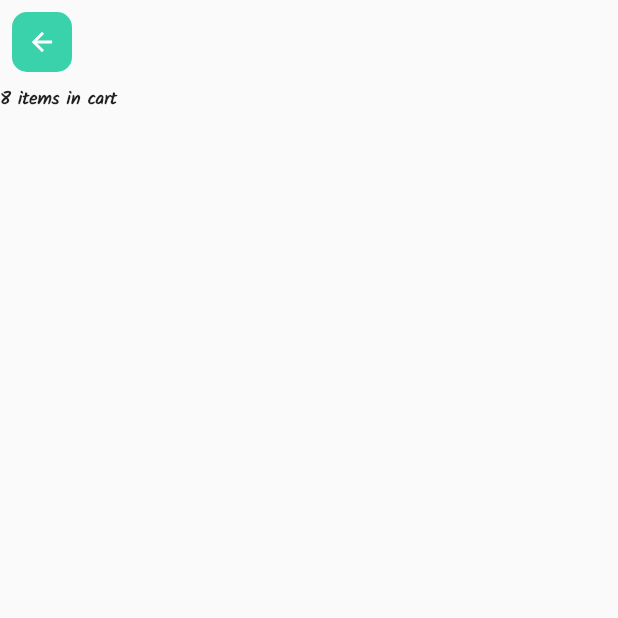
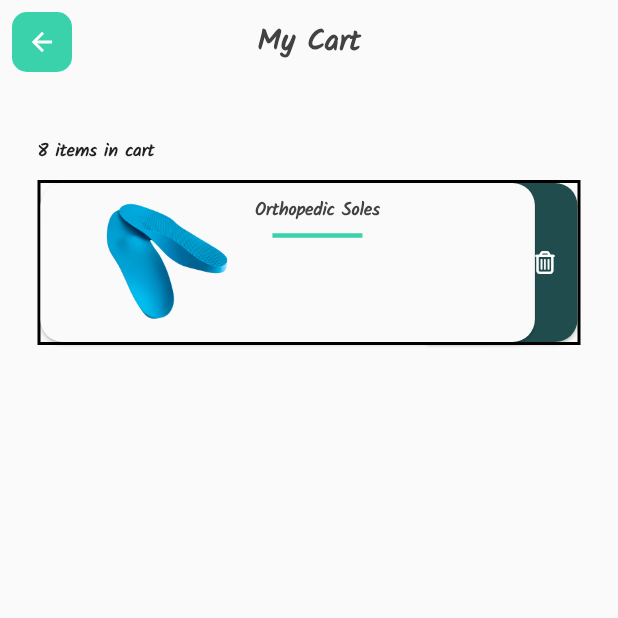
Before and after one commit to Kevin-Halll/pharmacy_store, a Flutter app: the Cart screen opened by its route, on a phone screen of 412 x 824 dp, the top half of it. Run offline on Flutter 3.47's test engine with Material 2 defaults, Android fonts, the phone set to English and light mode, and no system bars; our stand-ins replace font_awesome_flutter.

Commit message:
cart item cards

```diff
--- a/lib/screens/cart-screen.dart
+++ b/lib/screens/cart-screen.dart
@@ -1,4 +1,5 @@
 import 'package:flutter/material.dart';
+import 'package:font_awesome_flutter/font_awesome_flutter.dart';
 import 'package:pharmacy_store/utils/colors.dart';
 import 'package:pharmacy_store/utils/text.dart';
 
@@ -28,20 +29,118 @@ class Cart extends StatelessWidget {
             ),
           ),
         ),
+        centerTitle: true,
+        title: TextLG(text: "My Cart", color: Paints.darkGrey,),
       ),
 
       body: SingleChildScrollView(
+        child: Padding(
+          padding: const EdgeInsets.all(25.0),
           child: Column(
             children: [
-            Row(
+              Padding(
+                padding: const EdgeInsets.symmetric(vertical: 10.0),
+                child: Row(
                   children: [
                     TextMD(text: "8 items in cart"),
 
+                  ],
+                ),
+              ),
+              SingleChildScrollView(
+                child: Column(
+                  children: [
+                    Container(
+                      width: double.infinity,
+                      height: 110,
+                      decoration: BoxDecoration(
+                        border: Border.all(color: Colors.black, width: 2),
+                      ),
+                      child: Stack(
+                        children: [
+                          GestureDetector(
+                             onTap: (){
+                                print("you tried to delete");
+                             },
+                            child: Row(
+                               mainAxisAlignment: MainAxisAlignment.end,
+                              children: [
+                                Column(
+                                  children: [
+                                    Expanded(
+                                      child: SizedBox(
+                                         width: 100,
+                                        child: Material(
+                                           elevation: 1,
+                                          color: Paints.primaryColor,
+                                          borderRadius: BorderRadius.only(topRight: Radius.circular(15), bottomRight: Radius.circular(15)),
+                                          // child: Icon(Icons.delete),
+                                          child: Row(
+                                            mainAxisAlignment: MainAxisAlignment.end,
+                                            children: [
+                                              Padding(
+                                                padding: const EdgeInsets.all(15.0),
+                                                child: Center(child: FaIcon(FontAwesomeIcons.trashCan, color: Colors.white, size: 15,)),
+                                              ),
+                                            ],
+                                          ),
+                                        ),
+                                      ),
+                                    )
+                                  ],
+                                ),
+                              ],
+                            ),
+                          ),
+                          SizedBox(
+                            width: MediaQuery.of(context).size.width * 0.8,
+                            child: Material(
+                              borderRadius: BorderRadius.circular(15),
+                              // color: Paints.darkGrey,
+                              elevation: 1,
+                              child: Padding(
+                                padding: const EdgeInsets.all(8.0),
+                                child: Row(
+                                  children: [
+                                    Image.asset("assets/images/soles.png"),
+                                    Column(
+                                      children: [
+                                        Row(
+                                          mainAxisAlignment: MainAxisAlignment.start,
+                                          children: [
+                                            TextMD(text: "Orthopedic Soles", color: Paints.darkGrey,),
+                                          ],
+                                        ),
+                                        Row(
+                                          mainAxisAlignment: MainAxisAlignment.start,
+                                          children: [
+                                            SizedBox(
+                                              width: 60,
+
+                                              child: Divider(
+                                                color: Paints.secondaryColor,
+                                                thickness: 3,
+                                              ),
+                                            ),
+                                          ],
+                                        )
                                       ],
                                     )
                                   ],
                                 ),
                               ),
+                            ),
+                          ),
+                        ],
+                      ),
+                    )
+                  ],
+                ),
+              )
+            ],
+          ),
+        ),
+      ),
     ));
   }
 }
```
Lines whose indentation alone changed are shown as unchanged.
